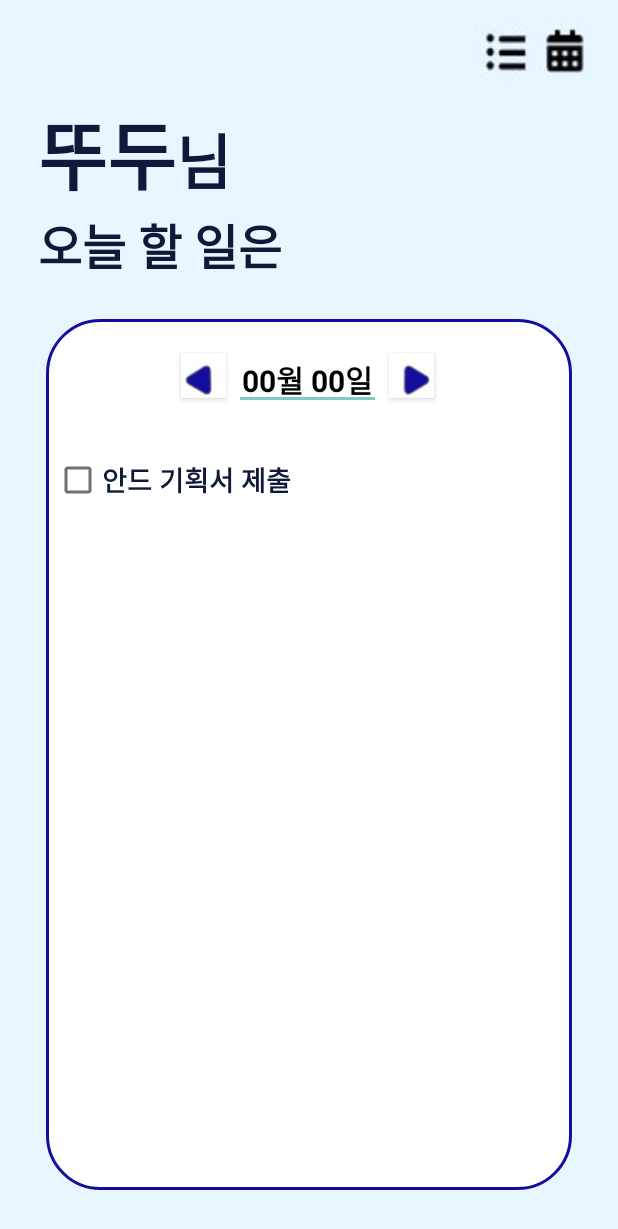
After one commit to U-and-Me/TTODDO, an Android app: the main screen opened directly, with no data from a screen before it, on a phone screen of 412 x 824 dp. The commit adds this screen. Shown: the top 1229 px of the screen. Run offline under Robolectric (Android 15) with nearby library versions, the phone set to English and light mode, and no system bars.

Commit message:
added main(xml, java)

```diff
--- a/app/src/main/AndroidManifest.xml
+++ b/app/src/main/AndroidManifest.xml
@@ -20,6 +20,7 @@
         <activity android:name=".Signin"/>
         <activity android:name=".Signup_1"/>
         <activity android:name=".Signup_2"/>
+        <activity android:name=".main"/>
     </application>
 
 </manifest>
--- a/app/src/main/java/com/cookandroid/todolist/Signin.java
+++ b/app/src/main/java/com/cookandroid/todolist/Signin.java
@@ -1,14 +1,31 @@
 package com.cookandroid.todolist;
 
+import android.content.Intent;
 import android.os.Bundle;
+import android.view.View;
+import android.widget.Button;
 
 import androidx.annotation.Nullable;
 import androidx.appcompat.app.AppCompatActivity;
 
 public class Signin extends AppCompatActivity {
+
+    Button btnLogin;
+
     @Override
     protected void onCreate(@Nullable Bundle savedInstanceState) {
         super.onCreate(savedInstanceState);
         setContentView(R.layout.sign_in);
+
+        btnLogin = findViewById(R.id.btnLogin);
+
+        btnLogin.setOnClickListener(new View.OnClickListener() {
+            @Override
+            public void onClick(View view) {
+                Intent intent = new Intent(getApplicationContext(), main.class);
+                startActivity(intent);
+            }
+        });
+
     }
 }
--- a/app/src/main/java/com/cookandroid/todolist/Signup.java
+++ b/app/src/main/java/com/cookandroid/todolist/main.java
@@ -1,14 +1,22 @@
 package com.cookandroid.todolist;
 
 import android.os.Bundle;
+import android.widget.Button;
+import android.widget.EditText;
+import android.widget.TextView;
 
 import androidx.annotation.Nullable;
 import androidx.appcompat.app.AppCompatActivity;
 
-public class Signup extends AppCompatActivity {
+public class main extends AppCompatActivity {
+
+    EditText editDay;
+    TextView txtName;
+    Button btnList, btnCal, btnLeft, btnRight;
+
     @Override
     protected void onCreate(@Nullable Bundle savedInstanceState) {
         super.onCreate(savedInstanceState);
-        setContentView(R.layout.sign_up_1);
+        setContentView(R.layout.main);
     }
 }
--- /dev/null
+++ b/app/src/main/res/drawable/linearlayout_round.xml
@@ -0,0 +1,16 @@
+<?xml version="1.0" encoding="utf-8"?>
+<shape xmlns:android="http://schemas.android.com/apk/res/android"
+    android:padding="10dp"
+    android:shape="rectangle">
+    <solid android:color="#ffffff"/>
+    <corners
+        android:bottomLeftRadius="35dp"
+        android:bottomRightRadius="35dp"
+        android:topLeftRadius="35dp"
+        android:topRightRadius="35dp"/>
+
+    <stroke
+        android:width="2dp"
+        android:color="#130E9F"/>
+
+</shape>
--- /dev/null
+++ b/app/src/main/res/layout/main.xml
@@ -0,0 +1,111 @@
+<?xml version="1.0" encoding="utf-8"?>
+<LinearLayout xmlns:android="http://schemas.android.com/apk/res/android"
+    android:orientation="vertical" android:layout_width="match_parent"
+    android:layout_height="match_parent"
+    android:padding="15dp"
+    android:background="#E8F6FF">
+
+    <LinearLayout
+        android:layout_width="wrap_content"
+        android:layout_height="wrap_content"
+        android:layout_gravity="right">
+        <Button
+            android:id="@+id/btnList"
+            android:layout_width="40dp"
+            android:layout_height="40dp"
+            android:background="@drawable/list"/>
+        <Button
+            android:id="@+id/btnCal"
+            android:layout_width="40dp"
+            android:layout_height="40dp"
+            android:background="@drawable/calender"/>
+    </LinearLayout>
+
+    <LinearLayout
+        android:layout_width="wrap_content"
+        android:layout_height="wrap_content"
+        android:layout_marginTop="10dp"
+        android:layout_marginLeft="10dp">
+        <TextView
+            android:id="@+id/txtName"
+            android:layout_width="wrap_content"
+            android:layout_height="wrap_content"
+            android:layout_marginBottom="15dp"
+            android:text="뚜두"
+            android:textColor="#0E1A39"
+            android:textStyle="bold"
+            android:textSize="50sp"/>
+        <TextView
+            android:layout_width="wrap_content"
+            android:layout_height="wrap_content"
+            android:text="님"
+            android:textColor="#0E1A39"
+            android:textStyle="bold"
+            android:textSize="40sp"/>
+    </LinearLayout>
+        <TextView
+            android:layout_width="wrap_content"
+            android:layout_height="wrap_content"
+            android:layout_marginLeft="10dp"
+            android:layout_marginTop="-15dp"
+            android:layout_marginBottom="10dp"
+            android:text="오늘 할 일은"
+            android:textColor="#0E1A39"
+            android:textSize="32sp"
+            android:textStyle="bold" />
+
+    <LinearLayout
+        android:layout_width="match_parent"
+        android:layout_height="match_parent"
+        android:orientation="vertical"
+        android:layout_margin="15dp"
+        android:background="@drawable/linearlayout_round">
+            <LinearLayout
+                android:layout_width="match_parent"
+                android:layout_height="wrap_content"
+                android:orientation="horizontal"
+                android:layout_marginTop="20dp">
+                <Button
+                    android:id="@+id/btnLeft"
+                    android:layout_width="30dp"
+                    android:layout_height="30dp"
+                    android:layout_marginTop="-5dp"
+                    android:layout_marginLeft="90dp"
+                    android:layout_marginRight="5dp"
+                    android:background="@drawable/btn1"/>
+                <EditText
+                    android:id="@+id/editDay"
+                    android:layout_width="wrap_content"
+                    android:layout_height="wrap_content"
+                    android:padding="5dp"
+                    android:text="00월 00일"
+                    android:textStyle="bold"
+                    android:textSize="20sp"
+                    android:textColor="#000000"/>
+                <Button
+                    android:id="@+id/btnRight"
+                    android:layout_width="30dp"
+                    android:layout_height="30dp"
+                    android:layout_marginTop="-5dp"
+                    android:layout_marginLeft="5dp"
+                    android:background="@drawable/btn2"/>
+            </LinearLayout>
+            <LinearLayout
+            android:layout_width="match_parent"
+            android:layout_height="match_parent"
+            android:layout_margin="5dp">
+                <CheckBox
+                    android:buttonTint="#707070"
+                    android:layout_width="wrap_content"
+                    android:layout_height="wrap_content"
+                    android:layout_marginTop="25dp"
+                    android:text="안드 기획서 제출"
+                    android:textStyle="bold"
+                    android:textColor="#0E1A39"
+                    android:textSize="18sp"/>
+
+            </LinearLayout>
+    </LinearLayout>
+
+
+</LinearLayout>
--- a/app/src/main/res/layout/sign_in.xml
+++ b/app/src/main/res/layout/sign_in.xml
@@ -58,7 +58,7 @@
         </TableRow>
     </TableLayout>
     <Button
-        android:id="@+id/btnNext"
+        android:id="@+id/btnLogin"
         android:layout_width="260dp"
         android:layout_height="50dp"
         android:layout_marginTop="100dp"
```
Also changed, not shown: app/src/main/res/drawable-v24/btn1.jpg (added), app/src/main/res/drawable-v24/btn2.jpg (added), app/src/main/res/drawable-v24/calender.JPG (added), app/src/main/res/drawable-v24/list.JPG (added).
